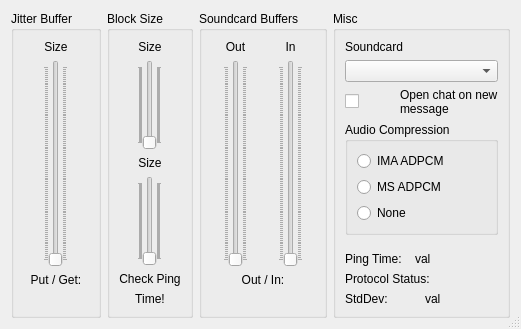
The window that src/clientsettingsdlgbase.ui (Daninet/jamulus) describes before a commit, drawn with Qt 5.
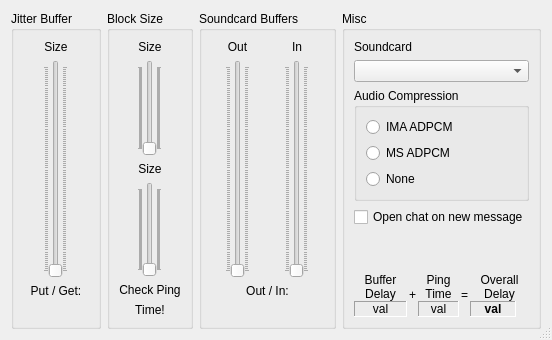
The same window after the commit. Icons and pictures are not drawn. Custom widgets are drawn as their Qt base class.

Commit message: added overall delay measurement

```diff
--- a/src/clientsettingsdlgbase.ui
+++ b/src/clientsettingsdlgbase.ui
@@ -5,8 +5,8 @@
    <rect>
     <x>0</x>
     <y>0</y>
-    <width>506</width>
-    <height>329</height>
+    <width>552</width>
+    <height>340</height>
    </rect>
   </property>
   <property name="windowTitle" >
@@ -750,33 +750,6 @@
         </item>
        </layout>
       </item>
-      <item>
-       <layout class="QHBoxLayout" >
-        <item>
-         <widget class="QCheckBox" name="cbOpenChatOnNewMessage" >
-          <property name="text" >
-           <string/>
-          </property>
-         </widget>
-        </item>
-        <item>
-         <widget class="QLabel" name="lOpenChat" >
-          <property name="sizePolicy" >
-           <sizepolicy vsizetype="Fixed" hsizetype="Preferred" >
-            <horstretch>0</horstretch>
-            <verstretch>0</verstretch>
-           </sizepolicy>
-          </property>
-          <property name="text" >
-           <string>Open chat on new message</string>
-          </property>
-          <property name="wordWrap" >
-           <bool>true</bool>
-          </property>
-         </widget>
-        </item>
-       </layout>
-      </item>
       <item>
        <widget class="QGroupBox" name="groupBoxAudioCompressionType" >
         <property name="title" >
@@ -807,6 +780,17 @@
         </layout>
        </widget>
       </item>
+      <item>
+       <layout class="QHBoxLayout" >
+        <item>
+         <widget class="QCheckBox" name="cbOpenChatOnNewMessage" >
+          <property name="text" >
+           <string>Open chat on new message</string>
+          </property>
+         </widget>
+        </item>
+       </layout>
+      </item>
       <item>
        <spacer>
         <property name="orientation" >
@@ -815,20 +799,80 @@
         <property name="sizeHint" >
          <size>
           <width>116</width>
-          <height>20</height>
+          <height>16</height>
          </size>
         </property>
        </spacer>
       </item>
       <item>
        <layout class="QHBoxLayout" >
+        <property name="spacing" >
+         <number>2</number>
+        </property>
+        <item>
+         <layout class="QVBoxLayout" >
+          <property name="spacing" >
+           <number>0</number>
+          </property>
+          <item>
+           <widget class="QLabel" name="lPingTime_2" >
+            <property name="text" >
+             <string>Buffer Delay</string>
+            </property>
+            <property name="alignment" >
+             <set>Qt::AlignCenter</set>
+            </property>
+            <property name="wordWrap" >
+             <bool>true</bool>
+            </property>
+           </widget>
+          </item>
+          <item>
+           <widget class="QLabel" name="TextLabelBufferDelay" >
+            <property name="minimumSize" >
+             <size>
+              <width>40</width>
+              <height>0</height>
+             </size>
+            </property>
+            <property name="frameShape" >
+             <enum>QFrame::Panel</enum>
+            </property>
+            <property name="frameShadow" >
+             <enum>QFrame::Sunken</enum>
+            </property>
+            <property name="text" >
+             <string>val</string>
+            </property>
+            <property name="alignment" >
+             <set>Qt::AlignCenter</set>
+            </property>
+           </widget>
+          </item>
+         </layout>
+        </item>
+        <item>
+         <widget class="QLabel" name="label" >
+          <property name="text" >
+           <string>+</string>
+          </property>
+         </widget>
+        </item>
+        <item>
+         <layout class="QVBoxLayout" >
+          <property name="spacing" >
+           <number>0</number>
+          </property>
         <item>
          <widget class="QLabel" name="lPingTime" >
           <property name="text" >
-           <string>Ping Time:</string>
+             <string>Ping Time</string>
+            </property>
+            <property name="alignment" >
+             <set>Qt::AlignCenter</set>
           </property>
           <property name="wordWrap" >
-           <bool>false</bool>
+             <bool>true</bool>
           </property>
          </widget>
         </item>
@@ -840,67 +884,79 @@
             <height>0</height>
            </size>
           </property>
+            <property name="frameShape" >
+             <enum>QFrame::Panel</enum>
+            </property>
+            <property name="frameShadow" >
+             <enum>QFrame::Sunken</enum>
+            </property>
           <property name="text" >
            <string>val</string>
           </property>
-          <property name="wordWrap" >
-           <bool>false</bool>
+            <property name="alignment" >
+             <set>Qt::AlignCenter</set>
           </property>
          </widget>
         </item>
+         </layout>
+        </item>
         <item>
-         <widget class="CMultiColorLED" native="1" name="CLEDPingTime" >
-          <property name="sizePolicy" >
-           <sizepolicy vsizetype="Fixed" hsizetype="Fixed" >
-            <horstretch>0</horstretch>
-            <verstretch>0</verstretch>
-           </sizepolicy>
+         <widget class="QLabel" name="label_2" >
+          <property name="text" >
+           <string>=</string>
           </property>
-          <property name="minimumSize" >
-           <size>
-            <width>13</width>
-            <height>13</height>
-           </size>
-          </property>
-          <property name="maximumSize" >
-           <size>
-            <width>13</width>
-            <height>13</height>
-           </size>
-          </property>
          </widget>
         </item>
-       </layout>
-      </item>
       <item>
-       <layout class="QHBoxLayout" >
+         <layout class="QVBoxLayout" >
         <property name="spacing" >
-         <number>6</number>
-        </property>
-        <property name="leftMargin" >
          <number>0</number>
         </property>
-        <property name="topMargin" >
-         <number>0</number>
-        </property>
-        <property name="rightMargin" >
-         <number>0</number>
-        </property>
-        <property name="bottomMargin" >
-         <number>0</number>
-        </property>
+          <item>
+           <widget class="QLabel" name="lPingTime_3" >
+            <property name="text" >
+             <string>Overall Delay</string>
+            </property>
+            <property name="alignment" >
+             <set>Qt::AlignCenter</set>
+            </property>
+            <property name="wordWrap" >
+             <bool>true</bool>
+            </property>
+           </widget>
+          </item>
         <item>
-         <widget class="QLabel" name="lProtocolStat" >
+           <layout class="QHBoxLayout" >
+            <item>
+             <widget class="QLabel" name="TextLabelOverallDelay" >
+              <property name="minimumSize" >
+               <size>
+                <width>45</width>
+                <height>0</height>
+               </size>
+              </property>
+              <property name="font" >
+               <font>
+                <weight>75</weight>
+                <bold>true</bold>
+               </font>
+              </property>
+              <property name="frameShape" >
+               <enum>QFrame::Panel</enum>
+              </property>
+              <property name="frameShadow" >
+               <enum>QFrame::Sunken</enum>
+              </property>
           <property name="text" >
-           <string>Protocol Status:</string>
-          </property>
-          <property name="wordWrap" >
-           <bool>false</bool>
+               <string>val</string>
+              </property>
+              <property name="alignment" >
+               <set>Qt::AlignCenter</set>
           </property>
          </widget>
         </item>
         <item>
-         <widget class="CMultiColorLED" native="1" name="CLEDProtocolStatus" >
+             <widget class="CMultiColorLED" native="1" name="CLEDOverallDelay" >
           <property name="sizePolicy" >
            <sizepolicy vsizetype="Fixed" hsizetype="Fixed" >
             <horstretch>0</horstretch>
@@ -923,42 +979,7 @@
         </item>
        </layout>
       </item>
-      <item>
-       <layout class="QHBoxLayout" >
-        <property name="spacing" >
-         <number>6</number>
-        </property>
-        <property name="leftMargin" >
-         <number>0</number>
-        </property>
-        <property name="topMargin" >
-         <number>0</number>
-        </property>
-        <property name="rightMargin" >
-         <number>0</number>
-        </property>
-        <property name="bottomMargin" >
-         <number>0</number>
-        </property>
-        <item>
-         <widget class="QLabel" name="TextLabelStdDevTimerLabel" >
-          <property name="text" >
-           <string>StdDev:</string>
-          </property>
-          <property name="wordWrap" >
-           <bool>false</bool>
-          </property>
-         </widget>
-        </item>
-        <item>
-         <widget class="QLabel" name="TextLabelStdDevTimer" >
-          <property name="text" >
-           <string>val</string>
-          </property>
-          <property name="wordWrap" >
-           <bool>false</bool>
-          </property>
-         </widget>
+         </layout>
         </item>
        </layout>
       </item>
```
Lines whose indentation alone changed are shown as unchanged. The commit also changes 1 other file.
